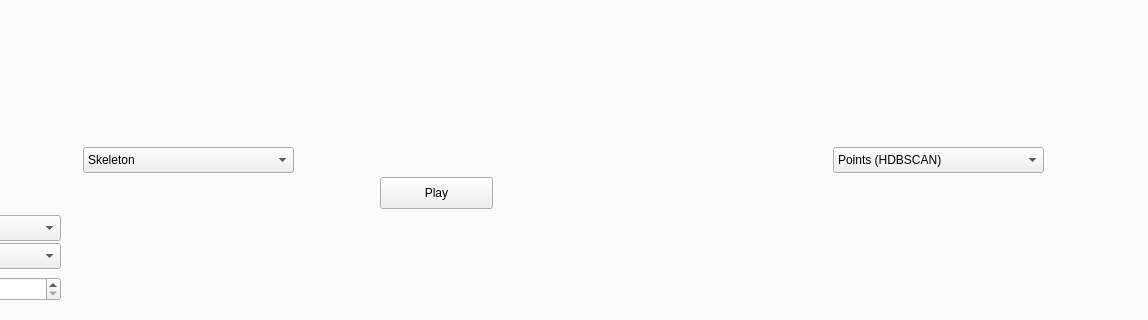
Old version of the form UI/Ui_MainWindow.ui in the repository DongHur/BM_GUI; both pictures show x 292 to 1440 and y 338 to 658 of the 1440 by 803 pixel window.
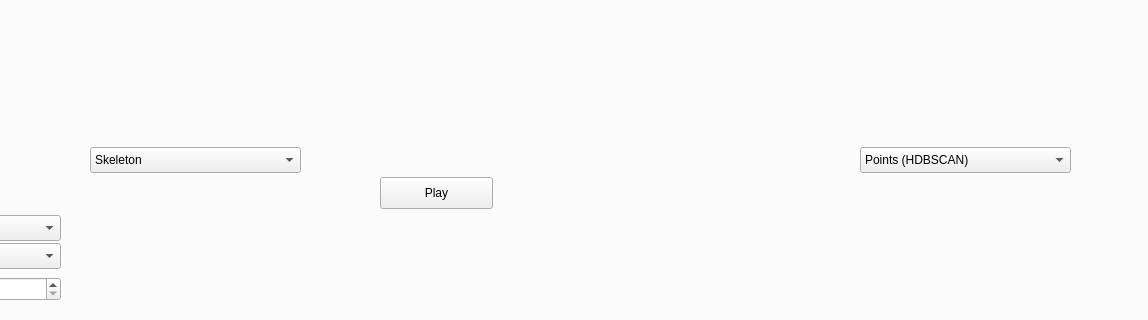
New version of the form. The open tabs and pages were chosen to show the change.

The edit to the form file:
```diff
--- a/UI/Ui_MainWindow.ui
+++ b/UI/Ui_MainWindow.ui
@@ -729,9 +729,9 @@
      <widget class="QWidget" name="horizontalLayoutWidget_6">
       <property name="geometry">
        <rect>
-        <x>90</x>
+        <x>80</x>
         <y>20</y>
-        <width>491</width>
+        <width>511</width>
         <height>411</height>
        </rect>
       </property>
@@ -802,7 +802,7 @@
      <widget class="QComboBox" name="Preview_Ant_ComboBox">
       <property name="geometry">
        <rect>
-        <x>373</x>
+        <x>380</x>
         <y>440</y>
         <width>211</width>
         <height>26</height>
@@ -827,7 +827,7 @@
      <widget class="QComboBox" name="Preview_map_ComboBox">
       <property name="geometry">
        <rect>
-        <x>1123</x>
+        <x>1150</x>
         <y>440</y>
         <width>211</width>
         <height>26</height>
@@ -844,7 +844,7 @@
        <rect>
         <x>840</x>
         <y>20</y>
-        <width>491</width>
+        <width>521</width>
         <height>411</height>
        </rect>
       </property>
```
Left out of the diff: 2 changed lines with no effect on the pictures.
